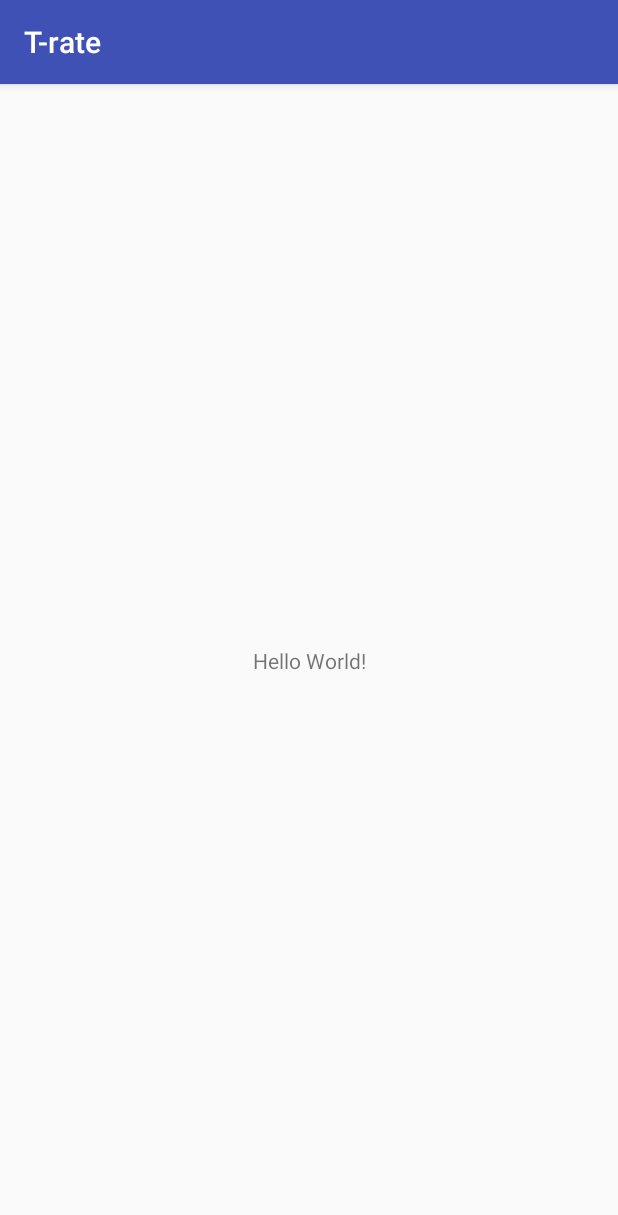
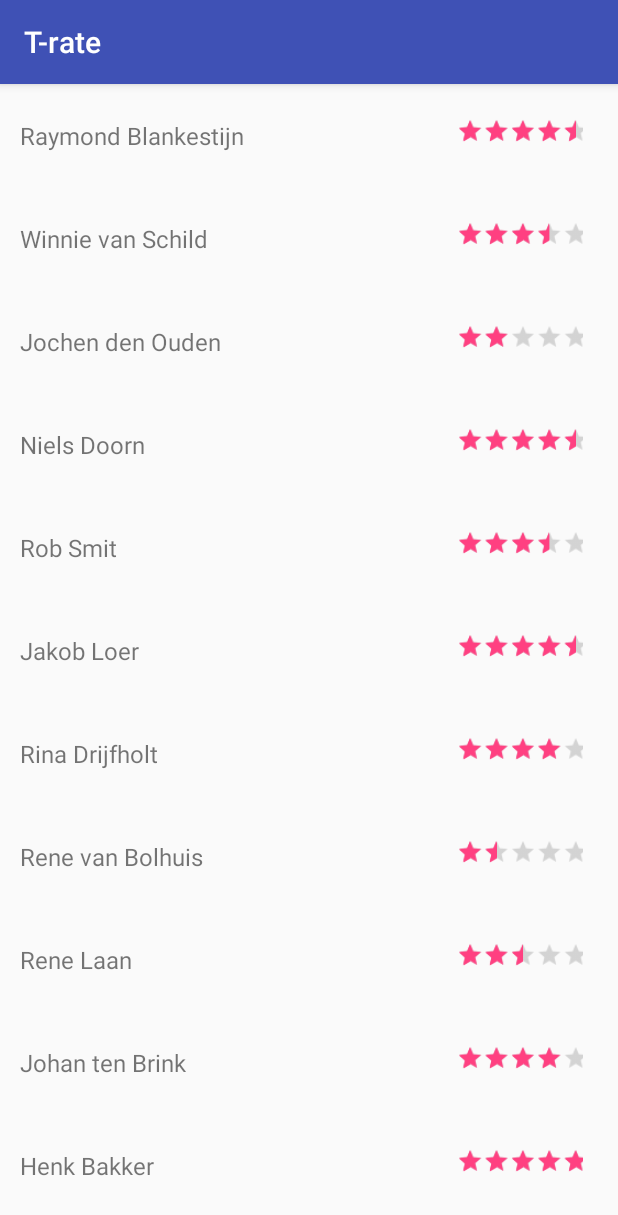
Before and after one commit to pigmanrocker/T-rate_Android, an Android app: the screen it shows after launch (SplashActivity before the commit, HomeActivity after it), on a phone screen of 412 x 824 dp. Shown: the top 1215 px of the screen. Run offline under Robolectric (Android 15) with nearby library versions, the phone set to English and light mode, and no system bars; our stand-ins replace data binding.

Commit message:
basic setup for the splash screen and the home screen

```diff
--- a/app/build.gradle
+++ b/app/build.gradle
@@ -17,6 +17,9 @@
             proguardFiles getDefaultProguardFile('proguard-android.txt'), 'proguard-rules.pro'
         }
     }
+    dataBinding {
+        enabled = true
+    }
 }
 
 dependencies {
@@ -26,5 +29,8 @@
     })
     compile 'com.android.support:appcompat-v7:25.3.1'
     compile 'com.android.support.constraint:constraint-layout:1.0.2'
+    compile 'com.android.support:recyclerview-v7:25.3.1'
     testCompile 'junit:junit:4.12'
 }
+
+apply plugin: 'com.google.gms.google-services'
--- a/app/src/main/AndroidManifest.xml
+++ b/app/src/main/AndroidManifest.xml
@@ -9,13 +9,14 @@
         android:roundIcon="@mipmap/ic_launcher_round"
         android:supportsRtl="true"
         android:theme="@style/AppTheme">
-        <activity android:name=".SplashActivity">
+        <activity android:name=".Activities.SplashActivity">
             <intent-filter>
                 <action android:name="android.intent.action.MAIN" />
 
                 <category android:name="android.intent.category.LAUNCHER" />
             </intent-filter>
         </activity>
+        <activity android:name=".Activities.HomeActivity"></activity>
     </application>
 
 </manifest>
--- /dev/null
+++ b/app/src/main/java/com/example/t_rate/Activities/HomeActivity.java
@@ -0,0 +1,25 @@
+package com.example.t_rate.Activities;
+
+import android.support.v7.app.AppCompatActivity;
+import android.os.Bundle;
+
+import com.example.t_rate.Presenters.HomePresenter;
+import com.example.t_rate.R;
+
+public class HomeActivity extends AppCompatActivity {
+
+    private HomePresenter presenter;
+
+    @Override
+    protected void onCreate(Bundle savedInstanceState) {
+        super.onCreate(savedInstanceState);
+        setContentView(R.layout.activity_home);
+        presenter = new HomePresenter(this);
+    }
+
+    @Override
+    protected void onDestroy() {
+        super.onDestroy();
+        presenter = null;
+    }
+}
--- /dev/null
+++ b/app/src/main/java/com/example/t_rate/Activities/SplashActivity.java
@@ -0,0 +1,33 @@
+package com.example.t_rate.Activities;
+
+
+import android.content.Intent;
+import android.support.v7.app.ActionBar;
+import android.support.v7.app.AppCompatActivity;
+import android.os.Bundle;
+
+import com.example.t_rate.R;
+
+import java.util.Timer;
+import java.util.TimerTask;
+
+public class SplashActivity extends AppCompatActivity {
+
+    @Override
+    protected void onCreate(Bundle savedInstanceState) {
+        super.onCreate(savedInstanceState);
+        setContentView(R.layout.activity_splash);
+
+        ActionBar actionBar = getSupportActionBar();
+        actionBar.hide();
+
+        Timer timer = new Timer();
+        timer.schedule(new TimerTask() {
+            @Override
+            public void run() {
+                Intent intent = new Intent(getApplicationContext(), HomeActivity.class);
+                startActivity(intent);
+            }
+        }, 1000);
+    }
+}
--- /dev/null
+++ b/app/src/main/java/com/example/t_rate/Adapters/HomeAdapter.java
@@ -0,0 +1,60 @@
+package com.example.t_rate.Adapters;
+
+import android.support.v7.widget.RecyclerView;
+import android.view.LayoutInflater;
+import android.view.ViewGroup;
+
+import com.example.t_rate.Models.Teacher;
+import com.example.t_rate.databinding.LayoutTeacherCardSmallBinding;
+
+import java.util.ArrayList;
+
+/**
+ * Created by pigmanrocker on 25-4-17.
+ */
+
+public class HomeAdapter extends RecyclerView.Adapter<HomeAdapter.VH_teacher_card_small>{
+
+    private ArrayList<Teacher> teachers = new ArrayList<>();
+
+    public void setTeachers(ArrayList<Teacher> teachers) {
+        this.teachers = teachers;
+    }
+
+    public ArrayList<Teacher> getTeachers() {
+        return teachers;
+    }
+
+    @Override
+    public int getItemCount() {
+        return teachers.size();
+    }
+
+    @Override
+    public void onBindViewHolder(VH_teacher_card_small holder, int position) {
+        Teacher teacher = teachers.get(position);
+        holder.bind(teacher);
+    }
+
+    @Override
+    public VH_teacher_card_small onCreateViewHolder(ViewGroup parent, int viewType) {
+        LayoutInflater layoutInflater = LayoutInflater.from(parent.getContext());
+        LayoutTeacherCardSmallBinding teacherBinding = LayoutTeacherCardSmallBinding.inflate(layoutInflater, parent, false);
+        return new VH_teacher_card_small(teacherBinding);
+    }
+
+    public class VH_teacher_card_small extends RecyclerView.ViewHolder{
+
+        private final LayoutTeacherCardSmallBinding binding;
+
+        public VH_teacher_card_small(LayoutTeacherCardSmallBinding binding) {
+            super(binding.getRoot());
+            this.binding = binding;
+        }
+
+        public void bind(Teacher teacher) {
+            binding.setTeacher(teacher);
+            binding.executePendingBindings();
+        }
+    }
+}
--- /dev/null
+++ b/app/src/main/java/com/example/t_rate/Models/HomeModel.java
@@ -0,0 +1,8 @@
+package com.example.t_rate.Models;
+
+/**
+ * Created by pigmanrocker on 24-4-17.
+ */
+
+public class HomeModel {
+}
--- /dev/null
+++ b/app/src/main/java/com/example/t_rate/Models/Teacher.java
@@ -0,0 +1,42 @@
+package com.example.t_rate.Models;
+
+/**
+ * Created by pigmanrocker on 25-4-17.
+ */
+
+public class Teacher {
+
+    private int id;
+    private String name;
+    private float totalRating;
+
+    public Teacher(int id, String name, float totalRating){
+        this.id = id;
+        this.name = name;
+        this.totalRating = totalRating;
+    }
+
+    public int getId() {
+        return id;
+    }
+
+    public void setId(int id) {
+        this.id = id;
+    }
+
+    public String getName() {
+        return name;
+    }
+
+    public void setName(String name) {
+        this.name = name;
+    }
+
+    public float getTotalRating() {
+        return totalRating;
+    }
+
+    public void setTotalRating(float totalRating) {
+        this.totalRating = totalRating;
+    }
+}
--- /dev/null
+++ b/app/src/main/java/com/example/t_rate/Presenters/HomePresenter.java
@@ -0,0 +1,58 @@
+package com.example.t_rate.Presenters;
+
+import android.databinding.DataBindingUtil;
+import android.support.v7.widget.LinearLayoutManager;
+import android.support.v7.widget.RecyclerView;
+
+import com.example.t_rate.Activities.HomeActivity;
+import com.example.t_rate.Adapters.HomeAdapter;
+import com.example.t_rate.Models.HomeModel;
+import com.example.t_rate.Models.Teacher;
+import com.example.t_rate.R;
+import com.example.t_rate.databinding.ActivityHomeBinding;
+
+import java.util.ArrayList;
+
+/**
+ * Created by pigmanrocker on 24-4-17.
+ */
+
+public class HomePresenter {
+
+    private ActivityHomeBinding binding;
+    private HomeActivity homeActivity;
+    private RecyclerView recyclerView;
+    private HomeAdapter adapter;
+    private HomeModel model;
+
+    public HomePresenter(HomeActivity homeActivity){
+        this.homeActivity = homeActivity;
+        adapter = new HomeAdapter();
+        binding = DataBindingUtil.setContentView(homeActivity, R.layout.activity_home);
+        binding.setPresenter(this);
+        binding.setModel(model);
+        recyclerView = binding.homeRecycler;
+        recyclerView.setLayoutManager(new LinearLayoutManager(homeActivity.getBaseContext()));
+        recyclerView.setAdapter(adapter);
+
+        testRecyclerView();
+    }
+
+    public void testRecyclerView(){
+        ArrayList<Teacher> teachers = new ArrayList<>();
+        teachers.add(new Teacher(1, "Raymond Blankestijn", (float) 4.4));
+        teachers.add(new Teacher(1, "Winnie van Schild", (float) 3.4));
+        teachers.add(new Teacher(1, "Jochen den Ouden", (float) 2.0));
+        teachers.add(new Teacher(1, "Niels Doorn", (float) 4.6));
+        teachers.add(new Teacher(1, "Rob Smit", (float) 3.6));
+        teachers.add(new Teacher(1, "Jakob Loer", (float) 4.7));
+        teachers.add(new Teacher(1, "Rina Drijfholt", (float) 4.2));
+        teachers.add(new Teacher(1, "Rene van Bolhuis", (float) 1.3));
+        teachers.add(new Teacher(1, "Rene Laan", (float) 2.7));
+        teachers.add(new Teacher(1, "Johan ten Brink", (float) 4.2));
+        teachers.add(new Teacher(1, "Henk Bakker", (float) 5.0));
+
+        adapter.setTeachers(teachers);
+        adapter.notifyDataSetChanged();
+    }
+}
--- a/app/src/main/java/com/example/t_rate/SplashActivity.java
+++ /dev/null
@@ -1,13 +0,0 @@
-package com.example.t_rate;
-
-import android.support.v7.app.AppCompatActivity;
-import android.os.Bundle;
-
-public class SplashActivity extends AppCompatActivity {
-
-    @Override
-    protected void onCreate(Bundle savedInstanceState) {
-        super.onCreate(savedInstanceState);
-        setContentView(R.layout.activity_splash);
-    }
-}
--- /dev/null
+++ b/app/src/main/res/layout/activity_home.xml
@@ -0,0 +1,18 @@
+<?xml version="1.0" encoding="utf-8"?>
+<layout xmlns:android="http://schemas.android.com/apk/res/android">
+    <data>
+        <variable name="presenter" type="com.example.t_rate.Presenters.HomePresenter" />
+        <variable name="model" type="com.example.t_rate.Models.HomeModel" />
+    </data>
+
+    <LinearLayout
+        android:layout_width="match_parent"
+        android:layout_height="match_parent">
+
+        <android.support.v7.widget.RecyclerView
+            android:id="@+id/homeRecycler"
+            android:layout_width="match_parent"
+            android:layout_height="match_parent" />
+
+    </LinearLayout>
+</layout>
--- a/app/src/main/res/layout/activity_splash.xml
+++ b/app/src/main/res/layout/activity_splash.xml
@@ -1,18 +1,15 @@
 <?xml version="1.0" encoding="utf-8"?>
-<android.support.constraint.ConstraintLayout xmlns:android="http://schemas.android.com/apk/res/android"
+<LinearLayout xmlns:android="http://schemas.android.com/apk/res/android"
     xmlns:app="http://schemas.android.com/apk/res-auto"
     xmlns:tools="http://schemas.android.com/tools"
     android:layout_width="match_parent"
     android:layout_height="match_parent"
-    tools:context="com.example.t_rate.SplashActivity">
+    tools:context="com.example.t_rate.Activities.SplashActivity">
 
-    <TextView
-        android:layout_width="wrap_content"
-        android:layout_height="wrap_content"
-        android:text="Hello World!"
-        app:layout_constraintBottom_toBottomOf="parent"
-        app:layout_constraintLeft_toLeftOf="parent"
-        app:layout_constraintRight_toRightOf="parent"
-        app:layout_constraintTop_toTopOf="parent" />
+    <ImageView
+        android:layout_width="match_parent"
+        android:layout_height="match_parent"
+        android:scaleType="fitCenter"
+        android:src="@drawable/logo" />
 
-</android.support.constraint.ConstraintLayout>
+</LinearLayout>
--- /dev/null
+++ b/app/src/main/res/layout/layout_teacher_card_small.xml
@@ -0,0 +1,48 @@
+<?xml version="1.0" encoding="utf-8"?>
+<layout xmlns:android="http://schemas.android.com/apk/res/android" xmlns:tools="http://schemas.android.com/tools">
+
+    <data>
+        <variable name="teacher" type="com.example.t_rate.Models.Teacher" />
+    </data>
+
+    <LinearLayout
+        android:layout_width="match_parent"
+        android:layout_height="wrap_content"
+        android:layout_margin="3dp"
+        android:paddingTop="20dp"
+        android:paddingBottom="20dp"
+        android:paddingRight="20dp"
+        android:paddingLeft="10dp"
+
+        android:orientation="horizontal" >
+        <LinearLayout
+            android:layout_width="0dp"
+            android:layout_height="wrap_content"
+            android:layout_weight="3"
+            android:gravity="left|center">
+            <TextView
+                android:layout_width="wrap_content"
+                android:layout_height="wrap_content"
+                android:text="@{teacher.name}"
+                android:textSize="16sp"
+                tools:text="Raymond Blankestijn" />
+        </LinearLayout>
+
+        <LinearLayout
+            android:layout_width="0dp"
+            android:layout_height="wrap_content"
+            android:layout_weight="2"
+            android:gravity="right|center">
+            <RatingBar
+                style="?android:attr/ratingBarStyleSmall"
+                android:layout_width="wrap_content"
+                android:scaleX="1.1"
+                android:scaleY="1.1"
+                android:numStars="5"
+                android:stepSize="0.5"
+                android:layout_height="wrap_content"
+                android:rating="@{teacher.totalRating}"
+                tools:rating="3.5"/>
+        </LinearLayout>
+    </LinearLayout>
+</layout>
--- a/build.gradle
+++ b/build.gradle
@@ -6,6 +6,7 @@
     }
     dependencies {
         classpath 'com.android.tools.build:gradle:2.3.0'
+        classpath 'com.google.gms:google-services:3.0.0'
 
         // NOTE: Do not place your application dependencies here; they belong
         // in the individual module build.gradle files
```
Also changed, not shown: app/src/main/res/drawable/logo.png (added), 1 other file.
